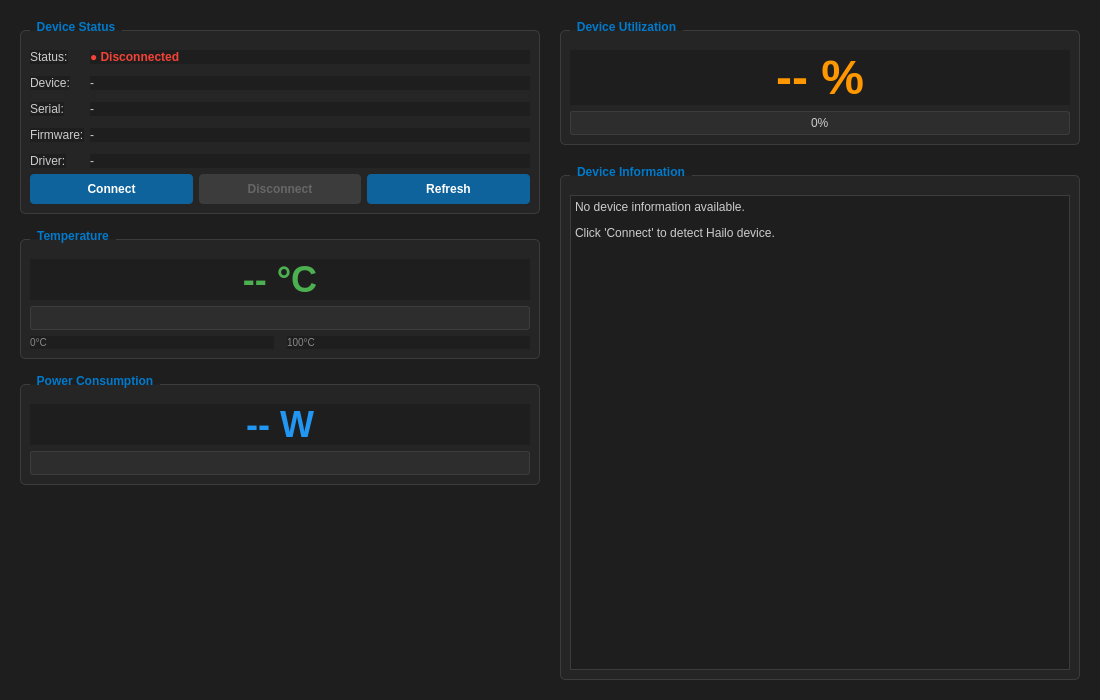
First picture: the form in HailoRT-Ui/ui/tabs/device_tab.ui, repository kuks2309/Hailo-H8, before the edit.
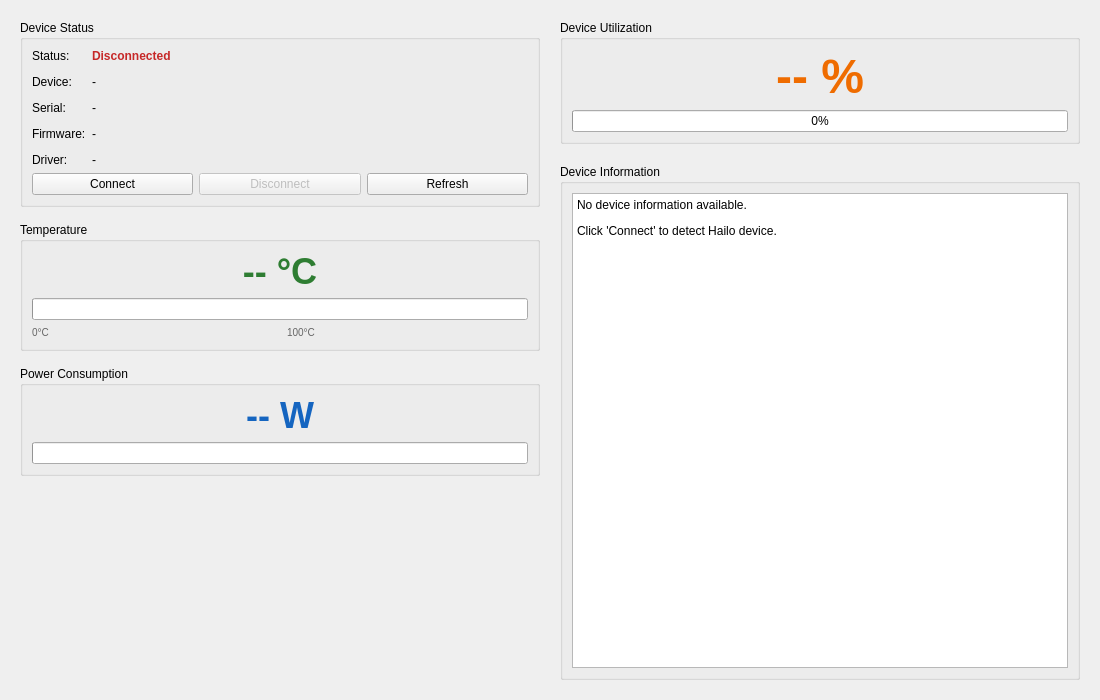
Second picture: the form after the edit.

Patch:
```diff
--- a/HailoRT-Ui/ui/tabs/device_tab.ui
+++ b/HailoRT-Ui/ui/tabs/device_tab.ui
@@ -10,59 +10,6 @@
     <height>700</height>
    </rect>
   </property>
-  <property name="styleSheet">
-   <string notr="true">
-    QWidget {
-      background-color: #1e1e1e;
-      color: #cccccc;
-    }
-    QGroupBox {
-      font-weight: bold;
-      border: 1px solid #3c3c3c;
-      border-radius: 5px;
-      margin-top: 10px;
-      padding-top: 10px;
-      background-color: #252526;
-    }
-    QGroupBox::title {
-      subcontrol-origin: margin;
-      left: 10px;
-      padding: 0 5px;
-      color: #007acc;
-    }
-    QLabel {
-      color: #cccccc;
-    }
-    QPushButton {
-      background-color: #0e639c;
-      color: white;
-      border: none;
-      padding: 8px 16px;
-      border-radius: 4px;
-      font-weight: bold;
-    }
-    QPushButton:hover {
-      background-color: #1177bb;
-    }
-    QPushButton:pressed {
-      background-color: #0d5a8c;
-    }
-    QPushButton:disabled {
-      background-color: #3c3c3c;
-      color: #666666;
-    }
-    QProgressBar {
-      border: 1px solid #3c3c3c;
-      border-radius: 3px;
-      text-align: center;
-      background-color: #2d2d2d;
-    }
-    QProgressBar::chunk {
-      background-color: #007acc;
-      border-radius: 2px;
-    }
-   </string>
-  </property>
   <layout class="QHBoxLayout" name="horizontalLayout">
    <property name="spacing">
     <number>20</number>
@@ -105,10 +52,10 @@
           <item row="0" column="1">
            <widget class="QLabel" name="lblStatusValue">
             <property name="text">
-             <string>● Disconnected</string>
+             <string>Disconnected</string>
             </property>
             <property name="styleSheet">
-             <string notr="true">color: #f44336; font-weight: bold;</string>
+             <string notr="true">color: #c62828; font-weight: bold;</string>
             </property>
            </widget>
           </item>
@@ -222,7 +169,7 @@
            <string>-- °C</string>
           </property>
           <property name="styleSheet">
-           <string notr="true">font-size: 36px; font-weight: bold; color: #4caf50;</string>
+           <string notr="true">font-size: 36px; font-weight: bold; color: #2e7d32;</string>
           </property>
           <property name="alignment">
            <set>Qt::AlignCenter</set>
@@ -250,7 +197,7 @@
              <string>0°C</string>
             </property>
             <property name="styleSheet">
-             <string notr="true">font-size: 10px; color: #888888;</string>
+             <string notr="true">font-size: 10px; color: #666666;</string>
             </property>
            </widget>
           </item>
@@ -267,7 +214,7 @@
              <string>100°C</string>
             </property>
             <property name="styleSheet">
-             <string notr="true">font-size: 10px; color: #888888;</string>
+             <string notr="true">font-size: 10px; color: #666666;</string>
             </property>
            </widget>
           </item>
@@ -288,7 +235,7 @@
            <string>-- W</string>
           </property>
           <property name="styleSheet">
-           <string notr="true">font-size: 36px; font-weight: bold; color: #2196f3;</string>
+           <string notr="true">font-size: 36px; font-weight: bold; color: #1565c0;</string>
           </property>
           <property name="alignment">
            <set>Qt::AlignCenter</set>
@@ -340,7 +287,7 @@
            <string>-- %</string>
           </property>
           <property name="styleSheet">
-           <string notr="true">font-size: 48px; font-weight: bold; color: #ff9800;</string>
+           <string notr="true">font-size: 48px; font-weight: bold; color: #ef6c00;</string>
           </property>
           <property name="alignment">
            <set>Qt::AlignCenter</set>
@@ -377,17 +324,6 @@
           <property name="readOnly">
            <bool>true</bool>
           </property>
-          <property name="styleSheet">
-           <string notr="true">
-            QTextEdit {
-              background-color: #1e1e1e;
-              color: #cccccc;
-              border: 1px solid #3c3c3c;
-              font-family: 'Consolas', 'Monaco', monospace;
-              font-size: 12px;
-            }
-           </string>
-          </property>
           <property name="html">
            <string>&lt;p&gt;No device information available.&lt;/p&gt;&lt;p&gt;Click 'Connect' to detect Hailo device.&lt;/p&gt;</string>
           </property>
```
